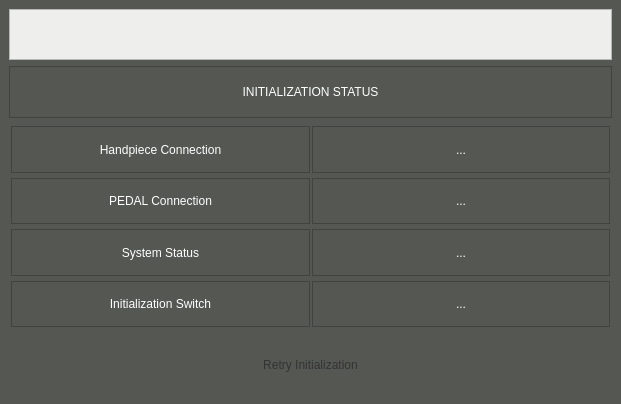
Above: ui/initialization_window.ui from veysiadn/DebriderController before the change. Below: the same form after it.
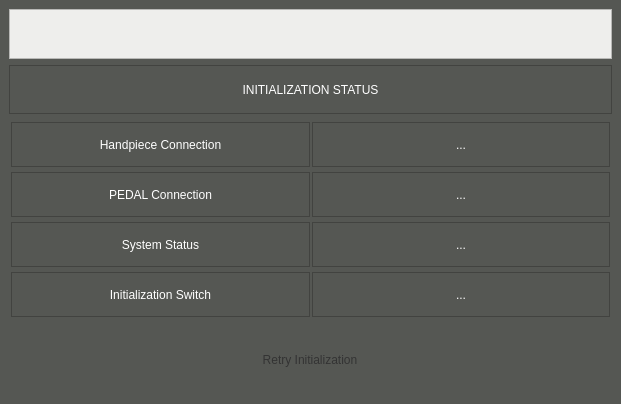
That is the form after the change. Icons and pictures are not drawn.

```diff
--- a/ui/initialization_window.ui
+++ b/ui/initialization_window.ui
@@ -255,15 +255,15 @@
     <item row="3" column="0" alignment="Qt::AlignHCenter|Qt::AlignVCenter">
      <widget class="QPushButton" name="btn_reinit">
       <property name="sizePolicy">
-       <sizepolicy hsizetype="Maximum" vsizetype="Minimum">
+       <sizepolicy hsizetype="Maximum" vsizetype="Maximum">
         <horstretch>0</horstretch>
         <verstretch>0</verstretch>
        </sizepolicy>
       </property>
       <property name="minimumSize">
        <size>
-        <width>0</width>
-        <height>60</height>
+        <width>250</width>
+        <height>70</height>
        </size>
       </property>
       <property name="styleSheet">
```
